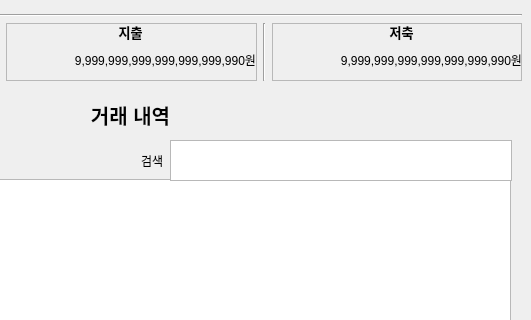
Above: mainwindow.ui from wraith1231/MyHouseholdAccountBook before the change; both pictures show x 269 to 800 and y 143 to 463 of the 800 by 990 pixel window. Below: the same form after it.
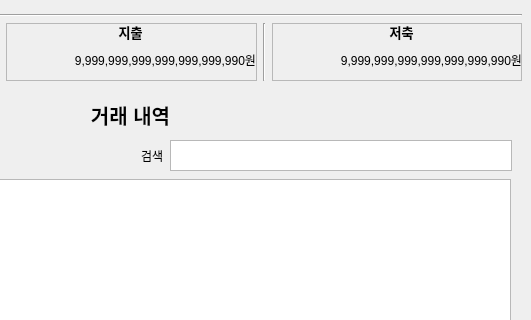
That is the form after the change.

The edit to the form file:
```diff
--- a/mainwindow.ui
+++ b/mainwindow.ui
@@ -494,7 +494,7 @@
           <x>400</x>
           <y>50</y>
           <width>371</width>
-          <height>41</height>
+          <height>31</height>
          </rect>
         </property>
         <layout class="QHBoxLayout" name="horizontalLayout_2">
```
Left out of the diff: 26 changed lines with no effect on the pictures.
